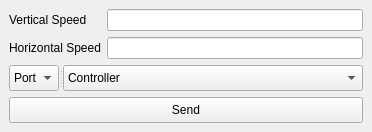
First picture: the form in controller.ui, repository RagaiAhmed/JoystickController, before the edit.
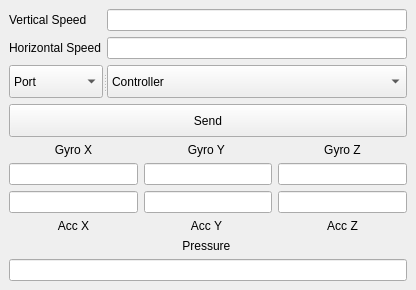
Second picture: the form after the edit.

Commit message:
IMU and Pressure GUI
shows the data received through UART

Patch:
```diff
--- a/controller.ui
+++ b/controller.ui
@@ -9,16 +9,16 @@
    <rect>
     <x>0</x>
     <y>0</y>
-    <width>316</width>
-    <height>132</height>
+    <width>416</width>
+    <height>290</height>
    </rect>
   </property>
   <property name="windowTitle">
    <string>Controller</string>
   </property>
   <widget class="QWidget" name="centralwidget">
-   <layout class="QHBoxLayout" name="horizontalLayout">
-    <item>
+   <layout class="QGridLayout" name="gridLayout_2">
+    <item row="0" column="0">
      <layout class="QVBoxLayout" name="verticalLayout">
       <item>
        <layout class="QFormLayout" name="formLayout">
@@ -122,6 +122,158 @@
       </item>
      </layout>
     </item>
+    <item row="1" column="0">
+     <layout class="QVBoxLayout" name="verticalLayout_3">
+      <item>
+       <layout class="QGridLayout" name="gridLayout">
+        <item row="0" column="0">
+         <widget class="QLabel" name="GXLabel">
+          <property name="text">
+           <string>Gyro X</string>
+          </property>
+          <property name="alignment">
+           <set>Qt::AlignCenter</set>
+          </property>
+         </widget>
+        </item>
+        <item row="0" column="1">
+         <widget class="QLabel" name="GYLabel">
+          <property name="text">
+           <string>Gyro Y </string>
+          </property>
+          <property name="alignment">
+           <set>Qt::AlignCenter</set>
+          </property>
+         </widget>
+        </item>
+        <item row="0" column="2">
+         <widget class="QLabel" name="GZLabel">
+          <property name="text">
+           <string>Gyro Z</string>
+          </property>
+          <property name="alignment">
+           <set>Qt::AlignCenter</set>
+          </property>
+         </widget>
+        </item>
+        <item row="1" column="0">
+         <widget class="QLineEdit" name="GXLineEdit">
+          <property name="alignment">
+           <set>Qt::AlignCenter</set>
+          </property>
+          <property name="readOnly">
+           <bool>true</bool>
+          </property>
+         </widget>
+        </item>
+        <item row="1" column="1">
+         <widget class="QLineEdit" name="GYLineEdit">
+          <property name="alignment">
+           <set>Qt::AlignCenter</set>
+          </property>
+          <property name="readOnly">
+           <bool>true</bool>
+          </property>
+         </widget>
+        </item>
+        <item row="1" column="2">
+         <widget class="QLineEdit" name="GZLineEdit">
+          <property name="alignment">
+           <set>Qt::AlignCenter</set>
+          </property>
+          <property name="readOnly">
+           <bool>true</bool>
+          </property>
+         </widget>
+        </item>
+        <item row="2" column="0">
+         <widget class="QLineEdit" name="AXLineEdit">
+          <property name="alignment">
+           <set>Qt::AlignCenter</set>
+          </property>
+          <property name="readOnly">
+           <bool>true</bool>
+          </property>
+         </widget>
+        </item>
+        <item row="2" column="1">
+         <widget class="QLineEdit" name="AYLineEdit">
+          <property name="alignment">
+           <set>Qt::AlignCenter</set>
+          </property>
+          <property name="readOnly">
+           <bool>true</bool>
+          </property>
+         </widget>
+        </item>
+        <item row="2" column="2">
+         <widget class="QLineEdit" name="AZLineEdit">
+          <property name="alignment">
+           <set>Qt::AlignCenter</set>
+          </property>
+          <property name="readOnly">
+           <bool>true</bool>
+          </property>
+         </widget>
+        </item>
+        <item row="3" column="0">
+         <widget class="QLabel" name="AXLabel">
+          <property name="text">
+           <string>Acc X</string>
+          </property>
+          <property name="alignment">
+           <set>Qt::AlignCenter</set>
+          </property>
+         </widget>
+        </item>
+        <item row="3" column="1">
+         <widget class="QLabel" name="AYLabel">
+          <property name="text">
+           <string>Acc Y </string>
+          </property>
+          <property name="alignment">
+           <set>Qt::AlignCenter</set>
+          </property>
+         </widget>
+        </item>
+        <item row="3" column="2">
+         <widget class="QLabel" name="AZLabel">
+          <property name="text">
+           <string>Acc Z</string>
+          </property>
+          <property name="alignment">
+           <set>Qt::AlignCenter</set>
+          </property>
+         </widget>
+        </item>
+       </layout>
+      </item>
+      <item>
+       <layout class="QVBoxLayout" name="verticalLayout_2">
+        <item>
+         <widget class="QLabel" name="PLabel">
+          <property name="text">
+           <string>Pressure </string>
+          </property>
+          <property name="alignment">
+           <set>Qt::AlignCenter</set>
+          </property>
+         </widget>
+        </item>
+        <item>
+         <widget class="QLineEdit" name="PLineEdit">
+          <property name="alignment">
+           <set>Qt::AlignCenter</set>
+          </property>
+          <property name="readOnly">
+           <bool>true</bool>
+          </property>
+         </widget>
+        </item>
+       </layout>
+      </item>
+     </layout>
+    </item>
    </layout>
   </widget>
  </widget>
```
The commit also changes 2 other files.
